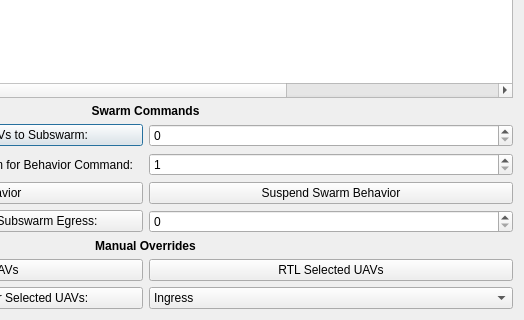
First picture: the form in SwarmCommander/modules/sc_qt_gui/dashboardDialog.ui, repository jaymonty/swarmcommander, before the edit; both pictures show x 233 to 757 and y 355 to 675 of the 757 by 675 pixel window.
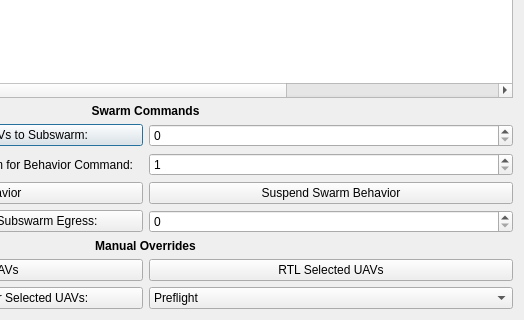
Second picture: the form after the edit.

Commit message:
qt_gui: Two more "swarm states" that can be manually set
Added "Preflight" and "Flight Ready" as additional swarm states that can be
manually set from the dashboard (previously, "Ingress", "Swarm Ready",
"Egress", and "Landing" were available).  This probably won't be required
(or useful) in the field, but may prove useful for bench testing (e.g., Friday
Fly Day stuff on the quad).

Diff of the .ui file:
```diff
--- a/SwarmCommander/modules/sc_qt_gui/dashboardDialog.ui
+++ b/SwarmCommander/modules/sc_qt_gui/dashboardDialog.ui
@@ -6,7 +6,7 @@
    <rect>
     <x>0</x>
     <y>0</y>
-    <width>695</width>
+    <width>755</width>
     <height>675</height>
    </rect>
   </property>
@@ -180,6 +180,16 @@
      </item>
      <item row="2" column="1">
       <widget class="QComboBox" name="combo_swarmState">
+       <item>
+        <property name="text">
+         <string>Preflight</string>
+        </property>
+       </item>
+       <item>
+        <property name="text">
+         <string>Flight Ready</string>
+        </property>
+       </item>
        <item>
         <property name="text">
          <string>Ingress</string>
```
The commit also changes 1 other file.
